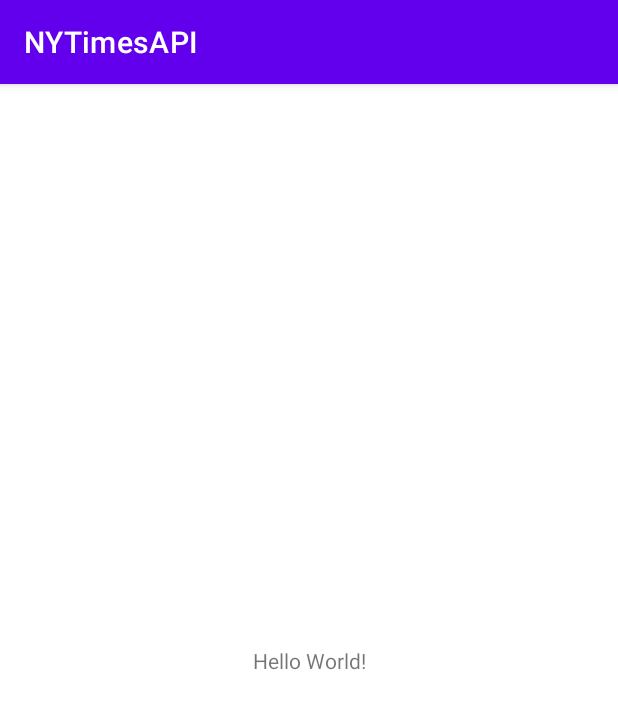
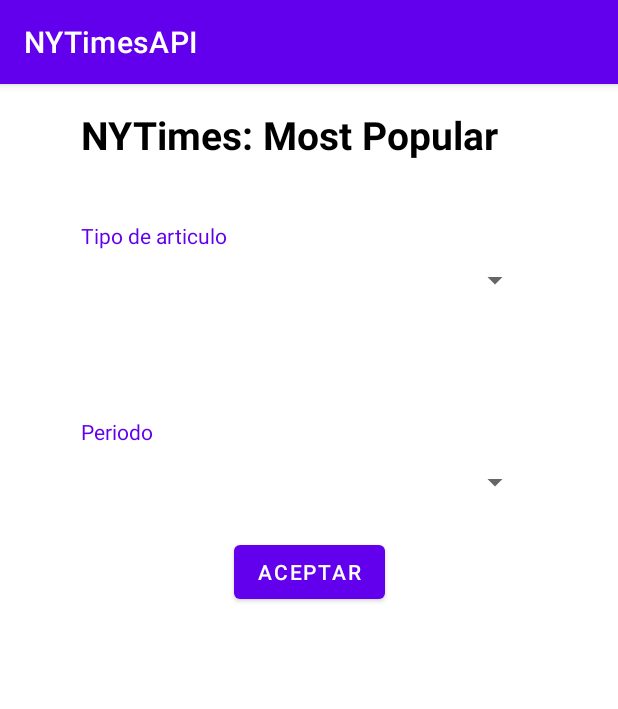
Before and after one commit to emerino0/NYTimesNewsApi, an Android app: the screen it shows after launch (MainActivity), on a phone screen of 412 x 824 dp. Shown: the top 709 px of the screen. Run offline under Robolectric (Android 15) with nearby library versions, the phone set to English and light mode, and no system bars.

Commit message:
Design views with navigation. v1.1

```diff
--- a/app/build.gradle
+++ b/app/build.gradle
@@ -37,6 +37,9 @@ dependencies {
     implementation 'androidx.appcompat:appcompat:1.3.1'
     implementation 'com.google.android.material:material:1.4.0'
     implementation 'androidx.constraintlayout:constraintlayout:2.1.0'
+    implementation 'androidx.legacy:legacy-support-v4:1.0.0'
+    implementation 'androidx.navigation:navigation-fragment-ktx:2.3.5'
+    implementation 'androidx.navigation:navigation-ui-ktx:2.3.5'
     testImplementation 'junit:junit:4.+'
     androidTestImplementation 'androidx.test.ext:junit:1.1.3'
     androidTestImplementation 'androidx.test.espresso:espresso-core:3.4.0'
--- a/app/src/main/AndroidManifest.xml
+++ b/app/src/main/AndroidManifest.xml
@@ -10,7 +10,7 @@
         android:supportsRtl="true"
         android:theme="@style/Theme.NYTimesAPI">
         <activity
-            android:name=".MainActivity"
+            android:name=".presentation.ui.MainActivity"
             android:exported="true">
             <intent-filter>
                 <action android:name="android.intent.action.MAIN" />
--- a/app/src/main/java/com/example/nytimesNewsApi/MainActivity.kt
+++ b/app/src/main/java/com/example/nytimesNewsApi/presentation/ui/MainActivity.kt
@@ -1,7 +1,8 @@
-package com.example.nytimesNewsApi
+package com.example.nytimesNewsApi.presentation.ui
 
 import androidx.appcompat.app.AppCompatActivity
 import android.os.Bundle
+import com.example.nytimesNewsApi.R
 
 class MainActivity : AppCompatActivity() {
     override fun onCreate(savedInstanceState: Bundle?) {
--- /dev/null
+++ b/app/src/main/java/com/example/nytimesNewsApi/presentation/ui/fragments/NewsFilterFragment.kt
@@ -0,0 +1,60 @@
+package com.example.nytimesNewsApi.presentation.ui.fragments
+
+import android.os.Bundle
+import androidx.fragment.app.Fragment
+import android.view.LayoutInflater
+import android.view.View
+import android.view.ViewGroup
+import com.example.nytimesNewsApi.R
+
+// TODO: Rename parameter arguments, choose names that match
+// the fragment initialization parameters, e.g. ARG_ITEM_NUMBER
+private const val ARG_PARAM1 = "param1"
+private const val ARG_PARAM2 = "param2"
+
+/**
+ * A simple [Fragment] subclass.
+ * Use the [NewsFilterFragment.newInstance] factory method to
+ * create an instance of this fragment.
+ */
+class NewsFilterFragment : Fragment() {
+    // TODO: Rename and change types of parameters
+    private var param1: String? = null
+    private var param2: String? = null
+
+    override fun onCreate(savedInstanceState: Bundle?) {
+        super.onCreate(savedInstanceState)
+        arguments?.let {
+            param1 = it.getString(ARG_PARAM1)
+            param2 = it.getString(ARG_PARAM2)
+        }
+    }
+
+    override fun onCreateView(
+        inflater: LayoutInflater, container: ViewGroup?,
+        savedInstanceState: Bundle?
+    ): View? {
+        // Inflate the layout for this fragment
+        return inflater.inflate(R.layout.fragment_news_filter, container, false)
+    }
+
+    companion object {
+        /**
+         * Use this factory method to create a new instance of
+         * this fragment using the provided parameters.
+         *
+         * @param param1 Parameter 1.
+         * @param param2 Parameter 2.
+         * @return A new instance of fragment NewsFilterFragment.
+         */
+        // TODO: Rename and change types and number of parameters
+        @JvmStatic
+        fun newInstance(param1: String, param2: String) =
+            NewsFilterFragment().apply {
+                arguments = Bundle().apply {
+                    putString(ARG_PARAM1, param1)
+                    putString(ARG_PARAM2, param2)
+                }
+            }
+    }
+}
--- a/app/src/main/res/layout/activity_main.xml
+++ b/app/src/main/res/layout/activity_main.xml
@@ -1,18 +1,17 @@
 <?xml version="1.0" encoding="utf-8"?>
-<androidx.constraintlayout.widget.ConstraintLayout xmlns:android="http://schemas.android.com/apk/res/android"
+<LinearLayout xmlns:android="http://schemas.android.com/apk/res/android"
     xmlns:app="http://schemas.android.com/apk/res-auto"
     xmlns:tools="http://schemas.android.com/tools"
     android:layout_width="match_parent"
     android:layout_height="match_parent"
-    tools:context=".MainActivity">
+    tools:context=".presentation.ui.MainActivity">
 
-    <TextView
-        android:layout_width="wrap_content"
-        android:layout_height="wrap_content"
-        android:text="Hello World!"
-        app:layout_constraintBottom_toBottomOf="parent"
-        app:layout_constraintLeft_toLeftOf="parent"
-        app:layout_constraintRight_toRightOf="parent"
-        app:layout_constraintTop_toTopOf="parent" />
+    <androidx.fragment.app.FragmentContainerView
+        android:id="@+id/Fragment"
+        android:name="androidx.navigation.fragment.NavHostFragment"
+        android:layout_width="match_parent"
+        android:layout_height="match_parent"
+        app:defaultNavHost="true"
+        app:navGraph= "@navigation/nav_graph" />
 
-</androidx.constraintlayout.widget.ConstraintLayout>
+</LinearLayout>
--- /dev/null
+++ b/app/src/main/res/layout/fragment_news_filter.xml
@@ -0,0 +1,84 @@
+<?xml version="1.0" encoding="utf-8"?>
+<androidx.constraintlayout.widget.ConstraintLayout
+    xmlns:android="http://schemas.android.com/apk/res/android"
+    xmlns:tools="http://schemas.android.com/tools"
+    xmlns:app="http://schemas.android.com/apk/res-auto"
+    android:layout_width="match_parent"
+    android:layout_height="match_parent"
+    android:padding="16dp"
+    tools:context=".presentation.ui.fragments.NewsFilterFragment">
+
+    <TextView
+        android:id="@+id/tvArticleTitle"
+        android:layout_width="wrap_content"
+        android:layout_height="wrap_content"
+        android:text="@string/nytimes_most_popular"
+        android:textSize="26sp"
+        android:textStyle="bold"
+        android:textColor="@color/black"
+        app:layout_constraintEnd_toEndOf="parent"
+        app:layout_constraintHorizontal_bias="0.37"
+        app:layout_constraintStart_toStartOf="parent"
+        app:layout_constraintTop_toTopOf="parent" />
+
+    <TextView
+        android:id="@+id/tvArticleType"
+        android:layout_width="wrap_content"
+        android:layout_height="wrap_content"
+        android:layout_marginTop="40dp"
+        android:text="@string/tipo_de_articulo"
+        android:textColor="@color/purple_500"
+        app:layout_constraintStart_toStartOf="@+id/tvArticleTitle"
+        app:layout_constraintTop_toBottomOf="@+id/tvArticleTitle" />
+
+    <Spinner
+        android:id="@+id/spArticleType"
+        android:layout_width="300dp"
+        android:layout_height="wrap_content"
+        android:layout_marginTop="8dp"
+        app:layout_constraintStart_toStartOf="@+id/tvArticleType"
+        app:layout_constraintTop_toBottomOf="@+id/tvArticleType" />
+
+    <TextView
+        android:id="@+id/tvArticleShared"
+        android:layout_width="300dp"
+        android:layout_height="wrap_content"
+        android:layout_marginTop="24dp"
+        android:background="@android:drawable/editbox_background"
+        android:text="@string/platform"
+        android:visibility="invisible"
+        app:layout_constraintStart_toStartOf="@+id/spArticleType"
+        app:layout_constraintTop_toBottomOf="@+id/spArticleType"
+        app:drawableEndCompat="@android:drawable/arrow_down_float" />
+
+    <TextView
+        android:id="@+id/tvArticlePeriod"
+        android:layout_width="wrap_content"
+        android:layout_height="wrap_content"
+        android:layout_marginTop="24dp"
+        android:text="@string/periodo"
+        android:textColor="@color/purple_500"
+        app:layout_constraintStart_toStartOf="@+id/tvArticleShared"
+        app:layout_constraintTop_toBottomOf="@+id/tvArticleShared" />
+
+    <Spinner
+        android:id="@+id/spArticlePeriod"
+        android:layout_width="300dp"
+        android:layout_height="wrap_content"
+        android:layout_marginTop="12dp"
+        app:layout_constraintStart_toStartOf="@+id/tvArticlePeriod"
+        app:layout_constraintTop_toBottomOf="@+id/tvArticlePeriod"
+        tools:ignore="SpeakableTextPresentCheck" />
+
+
+    <Button
+        android:id="@+id/btAccept"
+        android:layout_width="wrap_content"
+        android:layout_height="wrap_content"
+        android:layout_marginTop="24dp"
+        android:text="@string/aceptar"
+        app:layout_constraintEnd_toEndOf="parent"
+        app:layout_constraintStart_toStartOf="parent"
+        app:layout_constraintTop_toBottomOf="@+id/spArticlePeriod" />
+
+</androidx.constraintlayout.widget.ConstraintLayout>
--- /dev/null
+++ b/app/src/main/res/navigation/nav_graph.xml
@@ -0,0 +1,38 @@
+<?xml version="1.0" encoding="utf-8"?>
+<navigation xmlns:android="http://schemas.android.com/apk/res/android"
+    xmlns:app="http://schemas.android.com/apk/res-auto"
+    xmlns:tools="http://schemas.android.com/tools"
+    android:id="@+id/nav_graph"
+    app:startDestination="@id/newsFilterFragment">
+
+    <fragment
+        android:id="@+id/newsFilterFragment"
+        android:name="com.example.nytimesNewsApi.presentation.ui.fragments.NewsFilterFragment"
+        android:label="fragment_news_filter"
+        tools:layout="@layout/fragment_news_filter" >
+        <action
+            android:id="@+id/action_newsFilterFragment_to_newsListFragment"
+            app:destination="@id/newsListFragment" />
+    </fragment>
+    <fragment
+        android:id="@+id/newsListFragment"
+        android:name="com.example.nytimesNewsApi.presentation.ui.fragments.NewsListFragment"
+        android:label="fragment_news_list"
+        tools:layout="@layout/fragment_news_list" >
+        <action
+            android:id="@+id/action_newsListFragment_to_newsDetailFragment"
+            app:destination="@id/newsDetailFragment" />
+        <action
+            android:id="@+id/action_newsListFragment_to_newsFilterFragment"
+            app:destination="@id/newsFilterFragment" />
+    </fragment>
+    <fragment
+        android:id="@+id/newsDetailFragment"
+        android:name="com.example.nytimesNewsApi.presentation.ui.fragments.NewsDetailFragment"
+        android:label="fragment_news_detail"
+        tools:layout="@layout/fragment_news_detail" >
+        <action
+            android:id="@+id/action_newsDetailFragment_to_newsListFragment"
+            app:destination="@id/newsListFragment" />
+    </fragment>
+</navigation>
--- a/app/src/main/res/values/strings.xml
+++ b/app/src/main/res/values/strings.xml
@@ -1,3 +1,10 @@
 <resources>
     <string name="app_name">NYTimesAPI</string>
+    <!-- TODO: Remove or change this placeholder text -->
+    <string name="hello_blank_fragment">Hello blank fragment</string>
+    <string name="nytimes_most_popular">NYTimes: Most Popular</string>
+    <string name="tipo_de_articulo">Tipo de articulo</string>
+    <string name="platform">Platform</string>
+    <string name="periodo">Periodo</string>
+    <string name="aceptar">Aceptar</string>
 </resources>
```
Also changed, not shown: app/src/main/java/com/example/nytimesNewsApi/presentation/ui/fragments/NewsDetailFragment.kt (added, +60 -0 lines), app/src/main/java/com/example/nytimesNewsApi/presentation/ui/fragments/NewsListFragment.kt (added, +60 -0 lines), app/src/main/res/layout/fragment_news_detail.xml (added, +13 -0 lines), app/src/main/res/layout/fragment_news_list.xml (added, +13 -0 lines).
